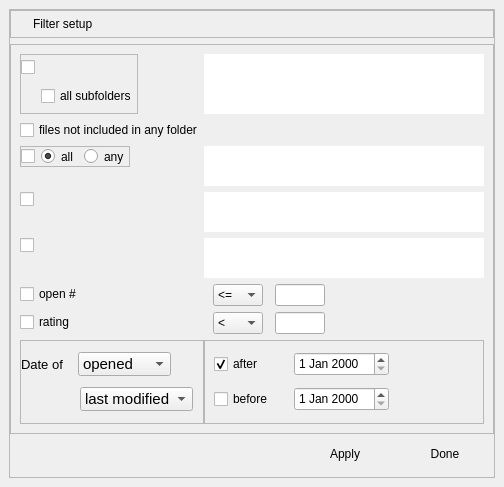
This is src/widgets/set_filter.ui in Michal-D4/fileo as Qt 5 draws it before an edit. The edited form follows.
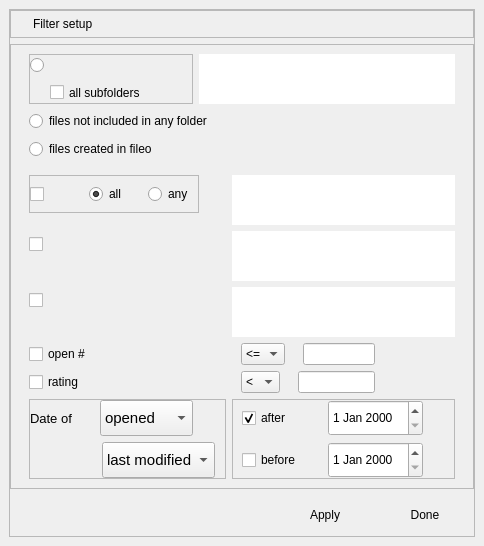
This is the edited form.

```diff
--- a/src/widgets/set_filter.ui
+++ b/src/widgets/set_filter.ui
@@ -6,8 +6,8 @@
    <rect>
     <x>0</x>
     <y>0</y>
-    <width>504</width>
-    <height>487</height>
+    <width>484</width>
+    <height>546</height>
    </rect>
   </property>
   <property name="windowTitle">
@@ -87,11 +87,25 @@
         <property name="frameShadow">
          <enum>QFrame::Raised</enum>
         </property>
-        <layout class="QFormLayout" name="formLayout">
-         <property name="horizontalSpacing">
+        <layout class="QVBoxLayout" name="verticalLayout_4">
+         <property name="leftMargin">
+          <number>9</number>
+         </property>
+         <property name="topMargin">
           <number>0</number>
          </property>
-         <item row="0" column="0">
+         <property name="rightMargin">
+          <number>9</number>
+         </property>
+         <property name="bottomMargin">
+          <number>9</number>
+         </property>
+         <item>
+          <widget class="QFrame" name="fileref">
+           <layout class="QVBoxLayout" name="filesLayout">
+            <item>
+             <layout class="QHBoxLayout" name="horizontalLayout_4">
+              <item>
           <widget class="QFrame" name="frameDir">
            <property name="frameShape">
             <enum>QFrame::StyledPanel</enum>
@@ -113,7 +127,13 @@
              <number>0</number>
             </property>
             <item>
-             <widget class="QCheckBox" name="selected_dir">
+                  <widget class="QRadioButton" name="selected_dir">
+                   <property name="sizePolicy">
+                    <sizepolicy hsizetype="Preferred" vsizetype="Preferred">
+                     <horstretch>0</horstretch>
+                     <verstretch>0</verstretch>
+                    </sizepolicy>
+                   </property>
               <property name="checked">
                <bool>false</bool>
               </property>
@@ -139,6 +159,12 @@
               </item>
               <item>
                <widget class="QCheckBox" name="subDirs">
+                     <property name="sizePolicy">
+                      <sizepolicy hsizetype="Preferred" vsizetype="Preferred">
+                       <horstretch>0</horstretch>
+                       <verstretch>0</verstretch>
+                      </sizepolicy>
+                     </property>
                 <property name="text">
                  <string>all subfolders</string>
                 </property>
@@ -149,12 +175,24 @@
            </layout>
           </widget>
          </item>
-         <item row="0" column="1">
+              <item>
           <widget class="QPlainTextEdit" name="dir_list">
+                <property name="sizePolicy">
+                 <sizepolicy hsizetype="Preferred" vsizetype="Preferred">
+                  <horstretch>0</horstretch>
+                  <verstretch>0</verstretch>
+                 </sizepolicy>
+                </property>
+                <property name="minimumSize">
+                 <size>
+                  <width>0</width>
+                  <height>50</height>
+                 </size>
+                </property>
            <property name="maximumSize">
             <size>
              <width>16777215</width>
-             <height>60</height>
+                  <height>50</height>
             </size>
            </property>
            <property name="frameShape">
@@ -168,19 +206,57 @@
            </property>
           </widget>
          </item>
-         <item row="2" column="0">
-          <widget class="QCheckBox" name="no_folder">
+             </layout>
+            </item>
+            <item>
+             <widget class="QRadioButton" name="no_folder">
+              <property name="sizePolicy">
+               <sizepolicy hsizetype="Preferred" vsizetype="Preferred">
+                <horstretch>0</horstretch>
+                <verstretch>0</verstretch>
+               </sizepolicy>
+              </property>
            <property name="text">
             <string>files not included in any folder</string>
            </property>
-          </widget>
-         </item>
-         <item row="3" column="0">
+              <attribute name="buttonGroup">
+               <string notr="true">file_buttons</string>
+              </attribute>
+             </widget>
+            </item>
+            <item>
+             <widget class="QRadioButton" name="createdHere">
+              <property name="sizePolicy">
+               <sizepolicy hsizetype="Preferred" vsizetype="Preferred">
+                <horstretch>0</horstretch>
+                <verstretch>0</verstretch>
+               </sizepolicy>
+              </property>
+              <property name="text">
+               <string>files created in fileo</string>
+              </property>
+              <attribute name="buttonGroup">
+               <string notr="true">file_buttons</string>
+              </attribute>
+             </widget>
+            </item>
+           </layout>
+          </widget>
+         </item>
+         <item>
+          <layout class="QFormLayout" name="formLayout">
+           <property name="leftMargin">
+            <number>9</number>
+           </property>
+           <property name="rightMargin">
+            <number>9</number>
+           </property>
+           <item row="0" column="0">
           <widget class="QFrame" name="frame_tag">
            <property name="maximumSize">
             <size>
              <width>16777215</width>
-             <height>21</height>
+               <height>16777215</height>
             </size>
            </property>
            <property name="frameShape">
@@ -193,6 +269,9 @@
             <number>1</number>
            </property>
            <layout class="QHBoxLayout" name="HLayoutTags">
+              <property name="spacing">
+               <number>9</number>
+              </property>
             <property name="leftMargin">
              <number>0</number>
             </property>
@@ -207,6 +286,18 @@
             </property>
             <item>
              <widget class="QCheckBox" name="selected_tag">
+                <property name="sizePolicy">
+                 <sizepolicy hsizetype="Preferred" vsizetype="Preferred">
+                  <horstretch>0</horstretch>
+                  <verstretch>0</verstretch>
+                 </sizepolicy>
+                </property>
+                <property name="minimumSize">
+                 <size>
+                  <width>50</width>
+                  <height>0</height>
+                 </size>
+                </property>
               <property name="checked">
                <bool>false</bool>
               </property>
@@ -214,6 +305,18 @@
             </item>
             <item>
              <widget class="QRadioButton" name="all_btn">
+                <property name="sizePolicy">
+                 <sizepolicy hsizetype="Preferred" vsizetype="Preferred">
+                  <horstretch>0</horstretch>
+                  <verstretch>0</verstretch>
+                 </sizepolicy>
+                </property>
+                <property name="minimumSize">
+                 <size>
+                  <width>50</width>
+                  <height>0</height>
+                 </size>
+                </property>
               <property name="text">
                <string>all</string>
               </property>
@@ -224,6 +327,18 @@
             </item>
             <item>
              <widget class="QRadioButton" name="any_btn">
+                <property name="sizePolicy">
+                 <sizepolicy hsizetype="Preferred" vsizetype="Preferred">
+                  <horstretch>0</horstretch>
+                  <verstretch>0</verstretch>
+                 </sizepolicy>
+                </property>
+                <property name="minimumSize">
+                 <size>
+                  <width>50</width>
+                  <height>0</height>
+                 </size>
+                </property>
               <property name="text">
                <string>any</string>
               </property>
@@ -232,12 +347,24 @@
            </layout>
           </widget>
          </item>
-         <item row="3" column="1">
+           <item row="0" column="1">
           <widget class="QPlainTextEdit" name="tag_list">
+             <property name="sizePolicy">
+              <sizepolicy hsizetype="Preferred" vsizetype="Preferred">
+               <horstretch>0</horstretch>
+               <verstretch>0</verstretch>
+              </sizepolicy>
+             </property>
+             <property name="minimumSize">
+              <size>
+               <width>0</width>
+               <height>50</height>
+              </size>
+             </property>
            <property name="maximumSize">
             <size>
              <width>16777215</width>
-             <height>40</height>
+               <height>50</height>
             </size>
            </property>
            <property name="frameShape">
@@ -251,15 +378,34 @@
            </property>
           </widget>
          </item>
-         <item row="5" column="0">
-          <widget class="QCheckBox" name="selected_ext"/>
-         </item>
-         <item row="5" column="1">
+           <item row="1" column="0">
+            <widget class="QCheckBox" name="selected_ext">
+             <property name="sizePolicy">
+              <sizepolicy hsizetype="Preferred" vsizetype="Preferred">
+               <horstretch>0</horstretch>
+               <verstretch>0</verstretch>
+              </sizepolicy>
+             </property>
+            </widget>
+           </item>
+           <item row="1" column="1">
           <widget class="QPlainTextEdit" name="ext_list">
+             <property name="sizePolicy">
+              <sizepolicy hsizetype="Preferred" vsizetype="Preferred">
+               <horstretch>0</horstretch>
+               <verstretch>0</verstretch>
+              </sizepolicy>
+             </property>
+             <property name="minimumSize">
+              <size>
+               <width>0</width>
+               <height>50</height>
+              </size>
+             </property>
            <property name="maximumSize">
             <size>
              <width>16777215</width>
-             <height>40</height>
+               <height>50</height>
             </size>
            </property>
            <property name="frameShape">
@@ -273,15 +419,34 @@
            </property>
           </widget>
          </item>
-         <item row="7" column="0">
-          <widget class="QCheckBox" name="selected_author"/>
-         </item>
-         <item row="7" column="1">
+           <item row="2" column="0">
+            <widget class="QCheckBox" name="selected_author">
+             <property name="sizePolicy">
+              <sizepolicy hsizetype="Preferred" vsizetype="Preferred">
+               <horstretch>0</horstretch>
+               <verstretch>0</verstretch>
+              </sizepolicy>
+             </property>
+            </widget>
+           </item>
+           <item row="2" column="1">
           <widget class="QPlainTextEdit" name="author_list">
+             <property name="sizePolicy">
+              <sizepolicy hsizetype="Preferred" vsizetype="Preferred">
+               <horstretch>0</horstretch>
+               <verstretch>0</verstretch>
+              </sizepolicy>
+             </property>
+             <property name="minimumSize">
+              <size>
+               <width>0</width>
+               <height>50</height>
+              </size>
+             </property>
            <property name="maximumSize">
             <size>
              <width>16777215</width>
-             <height>40</height>
+               <height>50</height>
             </size>
            </property>
            <property name="frameShape">
@@ -295,14 +460,20 @@
            </property>
           </widget>
          </item>
-         <item row="9" column="0">
+           <item row="3" column="0">
           <widget class="QCheckBox" name="open_sel">
+             <property name="sizePolicy">
+              <sizepolicy hsizetype="Preferred" vsizetype="Preferred">
+               <horstretch>0</horstretch>
+               <verstretch>0</verstretch>
+              </sizepolicy>
+             </property>
            <property name="text">
             <string>open #</string>
            </property>
           </widget>
          </item>
-         <item row="9" column="1">
+           <item row="3" column="1">
           <layout class="QHBoxLayout" name="HLayoutOpen" stretch="1,0,2,1">
            <property name="leftMargin">
             <number>9</number>
@@ -310,20 +481,20 @@
            <item>
             <widget class="QComboBox" name="open_cond">
              <property name="sizePolicy">
-              <sizepolicy hsizetype="Fixed" vsizetype="Preferred">
+                <sizepolicy hsizetype="Preferred" vsizetype="Preferred">
                <horstretch>0</horstretch>
                <verstretch>0</verstretch>
               </sizepolicy>
              </property>
              <property name="minimumSize">
               <size>
-               <width>50</width>
+                 <width>0</width>
                <height>0</height>
               </size>
              </property>
              <property name="maximumSize">
               <size>
-               <width>50</width>
+                 <width>16777215</width>
                <height>16777215</height>
               </size>
              </property>
@@ -371,7 +542,7 @@
              </property>
              <property name="maximumSize">
               <size>
-               <width>50</width>
+                 <width>16777215</width>
                <height>16777215</height>
               </size>
              </property>
@@ -398,14 +569,20 @@
            </item>
           </layout>
          </item>
-         <item row="11" column="0">
+           <item row="4" column="0">
           <widget class="QCheckBox" name="rating_sel">
+             <property name="sizePolicy">
+              <sizepolicy hsizetype="Preferred" vsizetype="Preferred">
+               <horstretch>0</horstretch>
+               <verstretch>0</verstretch>
+              </sizepolicy>
+             </property>
            <property name="text">
             <string>rating</string>
            </property>
           </widget>
          </item>
-         <item row="11" column="1">
+           <item row="4" column="1">
           <layout class="QHBoxLayout" name="HLayoutRating" stretch="1,0,2,1">
            <property name="leftMargin">
             <number>9</number>
@@ -413,20 +590,20 @@
            <item>
             <widget class="QComboBox" name="rating_cond">
              <property name="sizePolicy">
-              <sizepolicy hsizetype="Fixed" vsizetype="Preferred">
+                <sizepolicy hsizetype="Preferred" vsizetype="Preferred">
                <horstretch>0</horstretch>
                <verstretch>0</verstretch>
               </sizepolicy>
              </property>
              <property name="minimumSize">
               <size>
-               <width>50</width>
+                 <width>0</width>
                <height>0</height>
               </size>
              </property>
              <property name="maximumSize">
               <size>
-               <width>50</width>
+                 <width>16777215</width>
                <height>16777215</height>
               </size>
              </property>
@@ -479,7 +656,7 @@
              </property>
              <property name="maximumSize">
               <size>
-               <width>50</width>
+                 <width>16777215</width>
                <height>16777215</height>
               </size>
              </property>
@@ -506,7 +683,7 @@
            </item>
           </layout>
          </item>
-         <item row="12" column="0">
+           <item row="5" column="0">
           <widget class="QFrame" name="date_type_frame">
            <property name="sizePolicy">
             <sizepolicy hsizetype="Preferred" vsizetype="Preferred">
@@ -522,7 +699,7 @@
            </property>
            <layout class="QVBoxLayout" name="verticalLayout_2">
             <property name="spacing">
-             <number>0</number>
+               <number>6</number>
             </property>
             <property name="leftMargin">
              <number>0</number>
@@ -551,7 +728,7 @@
                 </property>
                 <property name="minimumSize">
                  <size>
-                  <width>41</width>
+                    <width>0</width>
                   <height>0</height>
                  </size>
                 </property>
@@ -568,21 +745,21 @@
               <item>
                <widget class="QComboBox" name="date_type">
                 <property name="sizePolicy">
-                 <sizepolicy hsizetype="Preferred" vsizetype="Fixed">
+                   <sizepolicy hsizetype="Preferred" vsizetype="Preferred">
                   <horstretch>0</horstretch>
                   <verstretch>0</verstretch>
                  </sizepolicy>
                 </property>
                 <property name="minimumSize">
                  <size>
-                  <width>91</width>
-                  <height>24</height>
+                    <width>0</width>
+                    <height>0</height>
                  </size>
                 </property>
                 <property name="maximumSize">
                  <size>
                   <width>16777215</width>
-                  <height>24</height>
+                    <height>16777215</height>
                  </size>
                 </property>
                 <property name="font">
@@ -640,6 +817,13 @@
               <property name="leftMargin">
                <number>9</number>
               </property>
+                <item>
+                 <widget class="QLabel" name="label">
+                  <property name="text">
+                   <string/>
+                  </property>
+                 </widget>
+                </item>
               <item>
                <spacer name="horizontalSpacer_9">
                 <property name="orientation">
@@ -659,21 +843,21 @@
               <item>
                <widget class="QComboBox" name="note_date_type">
                 <property name="sizePolicy">
-                 <sizepolicy hsizetype="Preferred" vsizetype="Fixed">
+                   <sizepolicy hsizetype="Preferred" vsizetype="Preferred">
                   <horstretch>0</horstretch>
                   <verstretch>0</verstretch>
                  </sizepolicy>
                 </property>
                 <property name="minimumSize">
                  <size>
-                  <width>110</width>
-                  <height>24</height>
+                    <width>0</width>
+                    <height>0</height>
                  </size>
                 </property>
                 <property name="maximumSize">
                  <size>
                   <width>16777215</width>
-                  <height>24</height>
+                    <height>16777215</height>
                  </size>
                 </property>
                 <property name="font">
@@ -724,7 +908,7 @@
            </layout>
           </widget>
          </item>
-         <item row="12" column="1">
+           <item row="5" column="1">
           <widget class="QFrame" name="date_frame">
            <property name="frameShape">
             <enum>QFrame::StyledPanel</enum>
@@ -751,14 +935,14 @@
             <item>
              <layout class="QVBoxLayout" name="verticalLayout_3">
               <property name="spacing">
-               <number>0</number>
+                 <number>6</number>
               </property>
               <item>
                <layout class="QHBoxLayout" name="HLayoutAfter_2">
                 <item>
                  <widget class="QCheckBox" name="after">
                   <property name="sizePolicy">
-                   <sizepolicy hsizetype="Minimum" vsizetype="Preferred">
+                     <sizepolicy hsizetype="Preferred" vsizetype="Preferred">
                     <horstretch>0</horstretch>
                     <verstretch>0</verstretch>
                    </sizepolicy>
@@ -780,7 +964,7 @@
                 <item>
                  <widget class="QDateEdit" name="after_date">
                   <property name="sizePolicy">
-                   <sizepolicy hsizetype="Minimum" vsizetype="Fixed">
+                     <sizepolicy hsizetype="Preferred" vsizetype="Preferred">
                     <horstretch>0</horstretch>
                     <verstretch>0</verstretch>
                    </sizepolicy>
@@ -788,13 +972,19 @@
                   <property name="minimumSize">
                    <size>
                     <width>0</width>
-                    <height>24</height>
+                      <height>36</height>
                    </size>
                   </property>
                   <property name="maximumSize">
                    <size>
                     <width>16777215</width>
-                    <height>24</height>
+                      <height>16777215</height>
+                     </size>
+                    </property>
+                    <property name="sizeIncrement">
+                     <size>
+                      <width>0</width>
+                      <height>2</height>
                    </size>
                   </property>
                  </widget>
@@ -806,14 +996,14 @@
                 <item>
                  <widget class="QCheckBox" name="before">
                   <property name="sizePolicy">
-                   <sizepolicy hsizetype="Minimum" vsizetype="Preferred">
+                     <sizepolicy hsizetype="Preferred" vsizetype="Preferred">
                     <horstretch>0</horstretch>
                     <verstretch>0</verstretch>
                    </sizepolicy>
                   </property>
                   <property name="minimumSize">
                    <size>
-                    <width>80</width>
+                      <width>0</width>
                     <height>0</height>
                    </size>
                   </property>
@@ -825,7 +1015,7 @@
                 <item>
                  <widget class="QDateEdit" name="before_date">
                   <property name="sizePolicy">
-                   <sizepolicy hsizetype="Minimum" vsizetype="Fixed">
+                     <sizepolicy hsizetype="Preferred" vsizetype="Preferred">
                     <horstretch>0</horstretch>
                     <verstretch>0</verstretch>
                    </sizepolicy>
@@ -833,13 +1023,19 @@
                   <property name="minimumSize">
                    <size>
                     <width>0</width>
-                    <height>24</height>
+                      <height>36</height>
                    </size>
                   </property>
                   <property name="maximumSize">
                    <size>
                     <width>16777215</width>
-                    <height>24</height>
+                      <height>16777215</height>
+                     </size>
+                    </property>
+                    <property name="sizeIncrement">
+                     <size>
+                      <width>0</width>
+                      <height>2</height>
                    </size>
                   </property>
                  </widget>
@@ -865,9 +1061,12 @@
           </widget>
          </item>
         </layout>
+         </item>
+        </layout>
        </widget>
       </item>
       <item>
+       <widget class="QFrame" name="buttons">
        <layout class="QHBoxLayout" name="buttonsLayout">
         <property name="spacing">
          <number>20</number>
@@ -876,13 +1075,13 @@
          <number>9</number>
         </property>
         <property name="topMargin">
-         <number>0</number>
+          <number>9</number>
         </property>
         <property name="rightMargin">
          <number>9</number>
         </property>
         <property name="bottomMargin">
-         <number>0</number>
+          <number>1</number>
         </property>
         <item>
          <spacer name="horizontalSpacer_5">
@@ -899,10 +1098,16 @@
         </item>
         <item>
          <widget class="QPushButton" name="btnApply">
+           <property name="sizePolicy">
+            <sizepolicy hsizetype="Preferred" vsizetype="Preferred">
+             <horstretch>0</horstretch>
+             <verstretch>0</verstretch>
+            </sizepolicy>
+           </property>
           <property name="minimumSize">
            <size>
             <width>0</width>
-            <height>28</height>
+             <height>0</height>
            </size>
           </property>
           <property name="text">
@@ -915,10 +1120,16 @@
         </item>
         <item>
          <widget class="QPushButton" name="btnDone">
+           <property name="sizePolicy">
+            <sizepolicy hsizetype="Preferred" vsizetype="Preferred">
+             <horstretch>0</horstretch>
+             <verstretch>0</verstretch>
+            </sizepolicy>
+           </property>
           <property name="minimumSize">
            <size>
             <width>0</width>
-            <height>28</height>
+             <height>0</height>
            </size>
           </property>
           <property name="text">
@@ -933,6 +1144,7 @@
          </widget>
         </item>
        </layout>
+       </widget>
       </item>
      </layout>
     </widget>
```
Left out of the diff: 21 changed lines with no effect on the pictures. Lines whose indentation alone changed are shown as unchanged.
